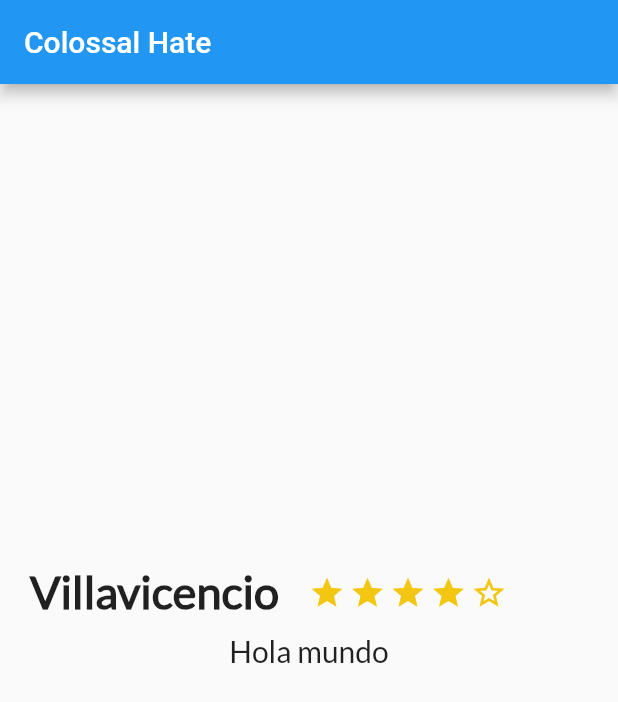
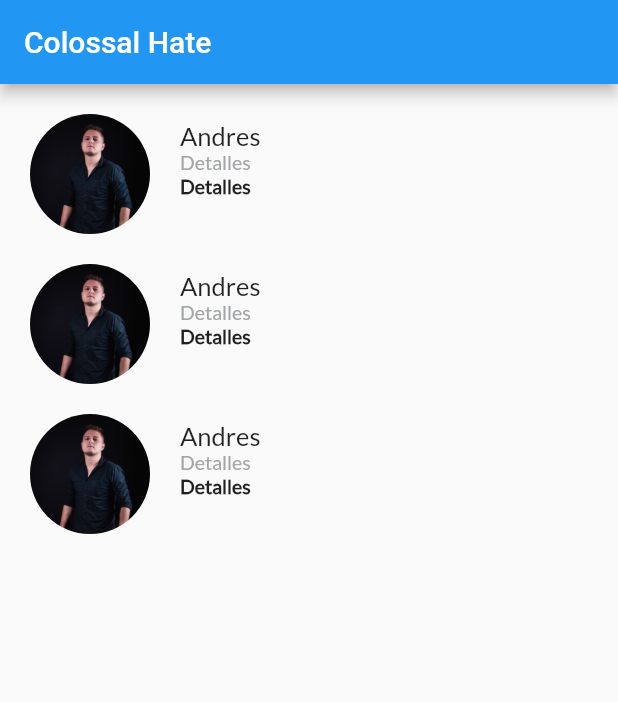
Before and after one commit to andresesposito62/ColossalHate, a Flutter app: the screen it shows after launch, on a phone screen of 412 x 824 dp. Shown: the top 702 px of the screen. Run offline on Flutter 3.47's test engine with Material 2 defaults, Android fonts, the light colour scheme and no system bars.

Commit message:
review list is implemented

```diff
--- a/lib/main.dart
+++ b/lib/main.dart
@@ -1,5 +1,6 @@
 import 'package:flutter/material.dart';
 import 'description_place.dart';
+import 'review_list.dart';
 
 void main() {
   runApp(const MyApp());
@@ -29,7 +30,7 @@
         appBar: AppBar(
           title: const Text("Colossal Hate"),
         ),
-        body: DescriptionPlace("Villavicencio", 2, "Hola mundo"),
+        body: ReviewList(),
       )
     );
   }
--- a/lib/review.dart
+++ b/lib/review.dart
@@ -12,8 +12,37 @@
   @override
   Widget build(BuildContext context) {
 
+
+    final userComment = Container(
+      margin: const EdgeInsets.only(
+          left: 20.0
+      ),
+
+      child: Text(
+        details,
+        textAlign: TextAlign.left,
+        style: const TextStyle(
+            fontFamily: "Lato",
+            fontSize: 13.0,
+            fontWeight: FontWeight.w900
+        ),
+      ),
+    );
+
     final userInfo = Container(
+      margin: const EdgeInsets.only(
+          left: 20.0
+      ),
 
+      child: Text(
+        details,
+        textAlign: TextAlign.left,
+        style: const TextStyle(
+            fontFamily: "Lato",
+            fontSize: 13.0,
+          color: Color(0xffa3a5a7)
+        ),
+      ),
     );
 
 
@@ -35,7 +64,9 @@
     final userDetails = Column(
       crossAxisAlignment: CrossAxisAlignment.start,
       children: <Widget> [
-        userName
+        userName,
+        userInfo,
+        userComment
       ],
     );
 
@@ -52,14 +83,15 @@
         shape: BoxShape.circle,
         image: DecorationImage(
           fit: BoxFit.cover,
-          image: AssetImage("asset/img/_DSC5109-2.jpg")
+          image: AssetImage("assets/img/_DSC5109-2.jpg")
         )
       ),
     );
 
     return Row(
       children: [
-          photo
+          photo,
+          userDetails,
       ],
     );
   }
--- /dev/null
+++ b/lib/review_list.dart
@@ -0,0 +1,19 @@
+import 'package:colossal_hate/review.dart';
+import 'package:flutter/material.dart';
+
+class ReviewList extends StatelessWidget{
+
+  @override
+  Widget build(BuildContext context) {
+
+    return Column(
+      crossAxisAlignment: CrossAxisAlignment.start,
+      children: [
+        Review("assets/img/_DSC5109-2.jpg", "Andres", "Detalles", "comentarios"),
+        Review("assets/img/_DSC5109-2.jpg", "Andres", "Detalles", "comentarios"),
+        Review("assets/img/_DSC5109-2.jpg", "Andres", "Detalles", "comentarios")
+      ],
+    );
+
+  }
+}
--- a/pubspec.yaml
+++ b/pubspec.yaml
@@ -90,7 +90,7 @@
   # For details regarding fonts from package dependencies,
   # see https://flutter.dev/custom-fonts/#from-packages
   assets:
-    - assets/img/_DSC5109-2.jpg
+    - assets/img/
 
   fonts:
     - family: Lato
```
